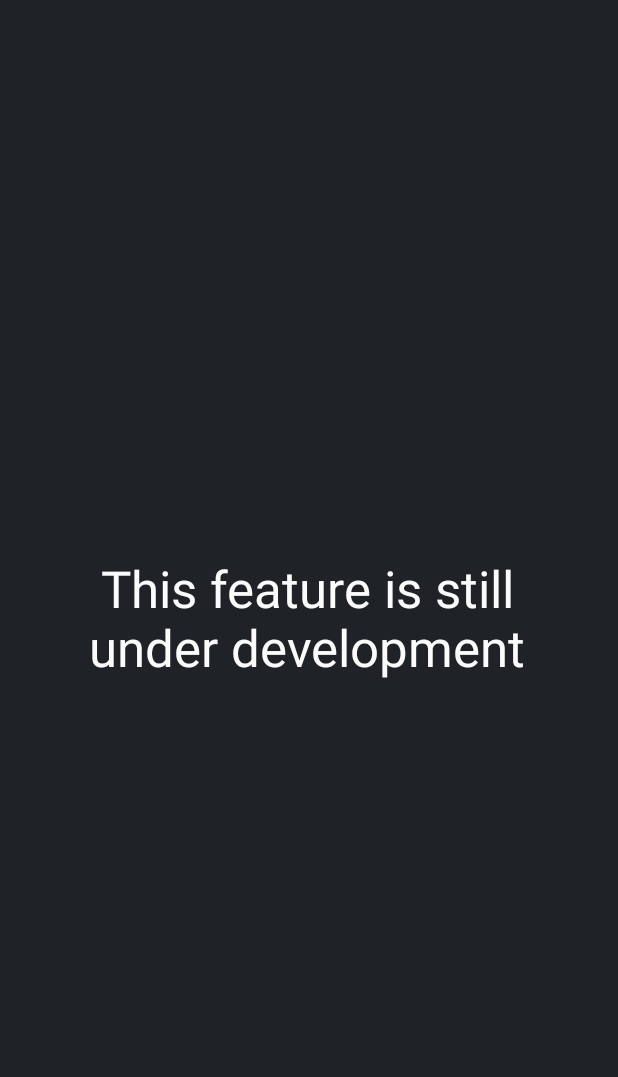
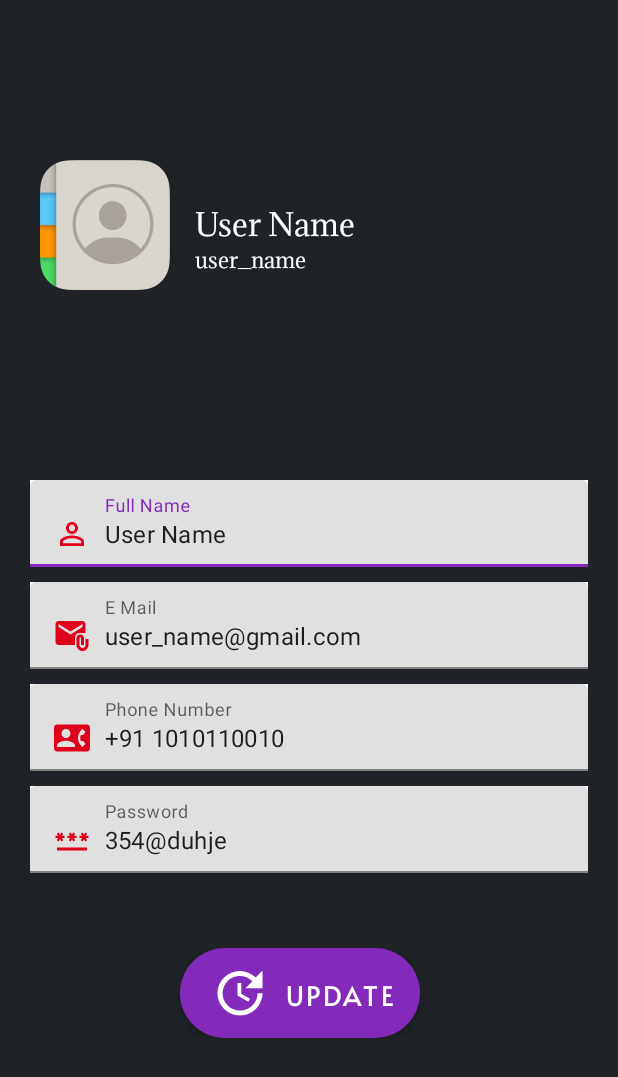
Before and after one commit to swastikbansal/Kavach, an Android app: the fragment ProfileFragment shown on its own in the app's theme, on a phone screen of 412 x 824 dp. Shown: the top 1077 px of the screen. Run offline under Robolectric (Android 15) with nearby library versions, the phone set to English and light mode, and no system bars; Roboto replaces fonts that are not available here.

Commit message:
Profile Fragment updated. GUI updated.

```diff
--- a/app/src/main/java/com/example/kavach/MainActivity.java
+++ b/app/src/main/java/com/example/kavach/MainActivity.java
@@ -1,6 +1,4 @@
 package com.example.kavach;
-
-
 import android.Manifest;
 import android.content.DialogInterface;
 import android.content.Intent;
@@ -11,7 +9,6 @@ import android.view.View;
 import android.widget.Button;
 import android.widget.ImageButton;
 import android.widget.Toast;
-
 import androidx.annotation.NonNull;
 import android.location.Location;
 import androidx.appcompat.app.AppCompatActivity;
@@ -23,11 +20,9 @@ import androidx.navigation.NavController;
 import androidx.navigation.Navigation;
 import androidx.navigation.ui.AppBarConfiguration;
 import androidx.navigation.ui.NavigationUI;
-
 import com.example.kavach.databinding.ActivityMainBinding;
 import com.google.android.material.navigation.NavigationView;
 import com.google.android.material.snackbar.Snackbar;
-
 import java.util.ArrayList;
 import java.util.List;
 
--- a/app/src/main/java/com/example/kavach/ui/profile/ProfileFragment.java
+++ b/app/src/main/java/com/example/kavach/ui/profile/ProfileFragment.java
@@ -1,24 +1,25 @@
 package com.example.kavach.ui.profile;
-
 import android.os.Bundle;
 import android.view.LayoutInflater;
 import android.view.View;
 import android.view.ViewGroup;
+import android.view.animation.Animation;
+import android.view.animation.AnimationUtils;
+import android.widget.ImageView;
 import android.widget.TextView;
-
 import androidx.annotation.NonNull;
 import androidx.fragment.app.Fragment;
 import androidx.lifecycle.ViewModelProvider;
-
 import com.example.kavach.R;
 import com.example.kavach.databinding.FragmentHomeBinding;
 import com.example.kavach.ui.home.HomeViewModel;
+import pl.droidsonroids.gif.GifImageView;
 
 public class ProfileFragment extends Fragment{
 
     public View onCreateView(@NonNull LayoutInflater inflater,
                              ViewGroup container, Bundle savedInstanceState) {
+        return inflater.inflate(R.layout.fragment_profile, container, false);
 
-        return inflater.inflate(R.layout.fragment_profile, container, false);
     }
 }
--- /dev/null
+++ b/app/src/main/res/drawable/baseline_attach_email_24.xml
@@ -0,0 +1,6 @@
+<vector android:height="24dp" android:tint="#E0001C"
+    android:viewportHeight="24" android:viewportWidth="24"
+    android:width="24dp" xmlns:android="http://schemas.android.com/apk/res/android">
+    <path android:fillColor="@android:color/white" android:pathData="M21,10V4c0,-1.1 -0.9,-2 -2,-2H3C1.9,2 1.01,2.9 1.01,4L1,16c0,1.1 0.9,2 2,2h11v-5c0,-1.66 1.34,-3 3,-3H21zM11,11L3,6V4l8,5l8,-5v2L11,11z"/>
+    <path android:fillColor="@android:color/white" android:pathData="M21,14v4c0,1.1 -0.9,2 -2,2s-2,-0.9 -2,-2v-4.5c0,-0.28 0.22,-0.5 0.5,-0.5s0.5,0.22 0.5,0.5V18h2v-4.5c0,-1.38 -1.12,-2.5 -2.5,-2.5S15,12.12 15,13.5V18c0,2.21 1.79,4 4,4s4,-1.79 4,-4v-4H21z"/>
+</vector>
--- /dev/null
+++ b/app/src/main/res/drawable/baseline_contact_phone_24.xml
@@ -0,0 +1,5 @@
+<vector android:height="24dp" android:tint="#E0001C"
+    android:viewportHeight="24" android:viewportWidth="24"
+    android:width="24dp" xmlns:android="http://schemas.android.com/apk/res/android">
+    <path android:fillColor="@android:color/white" android:pathData="M22,3L2,3C0.9,3 0,3.9 0,5v14c0,1.1 0.9,2 2,2h20c1.1,0 1.99,-0.9 1.99,-2L24,5c0,-1.1 -0.9,-2 -2,-2zM8,6c1.66,0 3,1.34 3,3s-1.34,3 -3,3 -3,-1.34 -3,-3 1.34,-3 3,-3zM14,18L2,18v-1c0,-2 4,-3.1 6,-3.1s6,1.1 6,3.1v1zM17.85,14h1.64L21,16l-1.99,1.99c-1.31,-0.98 -2.28,-2.38 -2.73,-3.99 -0.18,-0.64 -0.28,-1.31 -0.28,-2s0.1,-1.36 0.28,-2c0.45,-1.62 1.42,-3.01 2.73,-3.99L21,8l-1.51,2h-1.64c-0.22,0.63 -0.35,1.3 -0.35,2s0.13,1.37 0.35,2z"/>
+</vector>
--- /dev/null
+++ b/app/src/main/res/drawable/baseline_password_24.xml
@@ -0,0 +1,5 @@
+<vector android:height="24dp" android:tint="#E0001C"
+    android:viewportHeight="24" android:viewportWidth="24"
+    android:width="24dp" xmlns:android="http://schemas.android.com/apk/res/android">
+    <path android:fillColor="@android:color/white" android:pathData="M2,17h20v2H2V17zM3.15,12.95L4,11.47l0.85,1.48l1.3,-0.75L5.3,10.72H7v-1.5H5.3l0.85,-1.47L4.85,7L4,8.47L3.15,7l-1.3,0.75L2.7,9.22H1v1.5h1.7L1.85,12.2L3.15,12.95zM9.85,12.2l1.3,0.75L12,11.47l0.85,1.48l1.3,-0.75l-0.85,-1.48H15v-1.5h-1.7l0.85,-1.47L12.85,7L12,8.47L11.15,7l-1.3,0.75l0.85,1.47H9v1.5h1.7L9.85,12.2zM23,9.22h-1.7l0.85,-1.47L20.85,7L20,8.47L19.15,7l-1.3,0.75l0.85,1.47H17v1.5h1.7l-0.85,1.48l1.3,0.75L20,11.47l0.85,1.48l1.3,-0.75l-0.85,-1.48H23V9.22z"/>
+</vector>
--- /dev/null
+++ b/app/src/main/res/drawable/baseline_person_outline_24.xml
@@ -0,0 +1,5 @@
+<vector android:height="24dp" android:tint="#E0001C"
+    android:viewportHeight="24" android:viewportWidth="24"
+    android:width="24dp" xmlns:android="http://schemas.android.com/apk/res/android">
+    <path android:fillColor="@android:color/white" android:pathData="M12,5.9c1.16,0 2.1,0.94 2.1,2.1s-0.94,2.1 -2.1,2.1S9.9,9.16 9.9,8s0.94,-2.1 2.1,-2.1m0,9c2.97,0 6.1,1.46 6.1,2.1v1.1L5.9,18.1L5.9,17c0,-0.64 3.13,-2.1 6.1,-2.1M12,4C9.79,4 8,5.79 8,8s1.79,4 4,4 4,-1.79 4,-4 -1.79,-4 -4,-4zM12,13c-2.67,0 -8,1.34 -8,4v3h16v-3c0,-2.66 -5.33,-4 -8,-4z"/>
+</vector>
--- /dev/null
+++ b/app/src/main/res/drawable/baseline_update_24.xml
@@ -0,0 +1,5 @@
+<vector android:height="40dp" android:tint="#FFFFFF"
+    android:viewportHeight="24" android:viewportWidth="24"
+    android:width="40dp" xmlns:android="http://schemas.android.com/apk/res/android">
+    <path android:fillColor="@android:color/white" android:pathData="M21,10.12h-6.78l2.74,-2.82c-2.73,-2.7 -7.15,-2.8 -9.88,-0.1c-2.73,2.71 -2.73,7.08 0,9.79s7.15,2.71 9.88,0C18.32,15.65 19,14.08 19,12.1h2c0,1.98 -0.88,4.55 -2.64,6.29c-3.51,3.48 -9.21,3.48 -12.72,0c-3.5,-3.47 -3.53,-9.11 -0.02,-12.58s9.14,-3.47 12.65,0L21,3V10.12zM12.5,8v4.25l3.5,2.08l-0.72,1.21L11,13V8H12.5z"/>
+</vector>
--- a/app/src/main/res/layout/activity_lock_screen.xml
+++ b/app/src/main/res/layout/activity_lock_screen.xml
@@ -12,9 +12,10 @@
         android:layout_width="323dp"
         android:layout_height="101dp"
         android:gravity="center"
-        android:text="This feature is still  under development"
+        android:text="This feature is still  under development."
+        android:fontFamily="@font/adamina"
         android:textColor="#FCFBFB"
-        android:textSize="34sp"
+        android:textSize="30sp"
         app:layout_constraintBottom_toBottomOf="parent"
         app:layout_constraintEnd_toEndOf="parent"
         app:layout_constraintHorizontal_bias="0.492"
--- a/app/src/main/res/layout/activity_voice_recognition.xml
+++ b/app/src/main/res/layout/activity_voice_recognition.xml
@@ -83,7 +83,7 @@
         app:layout_constraintHorizontal_bias="0.497"
         app:layout_constraintStart_toStartOf="parent"
         app:layout_constraintTop_toBottomOf="@+id/trigger"
-        app:layout_constraintVertical_bias="0.666" />
+        app:layout_constraintVertical_bias="0.526" />
 
     <androidx.appcompat.widget.SwitchCompat
         android:id="@+id/switch1"
--- a/app/src/main/res/layout/fragment_about.xml
+++ b/app/src/main/res/layout/fragment_about.xml
@@ -126,7 +126,7 @@
             android:id="@+id/textSCD"
             android:layout_width="wrap_content"
             android:layout_height="100dp"
-            android:text="If you have any questions or concerns, feel free to reach out to our support team at support_kavach@gmail.com.Download Kavach today and take control of your personal safety."
+            android:text="If you have any questions or concerns, feel free to reach out to our support team. Download Kavach today and take control of your personal safety."
             android:textColor="#F7F2F2"
             android:textSize="16sp" />
 
--- a/app/src/main/res/layout/fragment_profile.xml
+++ b/app/src/main/res/layout/fragment_profile.xml
@@ -1,21 +1,135 @@
 <?xml version="1.0" encoding="utf-8"?>
-<androidx.constraintlayout.widget.ConstraintLayout xmlns:android="http://schemas.android.com/apk/res/android"
+<ScrollView xmlns:android="http://schemas.android.com/apk/res/android"
+    xmlns:app="http://schemas.android.com/apk/res-auto"
+    xmlns:tools="http://schemas.android.com/tools"
     android:layout_width="match_parent"
     android:layout_height="match_parent"
-    android:background="#1f2328"
-    xmlns:app="http://schemas.android.com/apk/res-auto">
+    android:background="#1f2328">
 
-    <TextView
-        android:layout_width="323dp"
-        android:layout_height="101dp"
-        android:gravity="center"
-        android:text="This feature is still under development"
-        android:textColor="#FCFBFB"
-        android:textSize="34sp"
-        app:layout_constraintBottom_toBottomOf="parent"
-        app:layout_constraintEnd_toEndOf="parent"
-        app:layout_constraintHorizontal_bias="0.492"
-        app:layout_constraintStart_toStartOf="parent"
-        app:layout_constraintTop_toTopOf="parent" /> >
+    <LinearLayout
+        android:layout_width="match_parent"
+        android:layout_height="match_parent"
+        android:orientation="vertical">
 
-</androidx.constraintlayout.widget.ConstraintLayout>
+        <RelativeLayout
+            android:layout_width="match_parent"
+            android:layout_height="300dp"
+            android:padding="20dp">
+
+            <ImageView
+                android:id="@+id/profile_image"
+                android:layout_width="100dp"
+                android:layout_height="100dp"
+                android:layout_centerVertical="true"
+                android:src="@drawable/contactimg" />
+
+            <TextView
+                android:id="@+id/full_name"
+                android:layout_width="wrap_content"
+                android:layout_height="wrap_content"
+                android:layout_centerVertical="true"
+                android:layout_marginLeft="10dp"
+                android:layout_toRightOf="@+id/profile_image"
+                android:fontFamily="@font/adamina"
+                android:includeFontPadding="false"
+                android:text="User Name"
+                android:textColor="#FFFFFF"
+                android:textSize="20sp" />
+
+            <TextView
+                android:layout_width="wrap_content"
+                android:layout_height="wrap_content"
+                android:layout_below="@id/full_name"
+                android:layout_centerVertical="true"
+                android:layout_marginLeft="10dp"
+                android:layout_toRightOf="@+id/profile_image"
+                android:fontFamily="@font/adamina"
+                android:includeFontPadding="false"
+                android:text="user_name"
+                android:textColor="#FFFFFF"
+                android:textSize="14sp" />
+
+        </RelativeLayout>
+
+        <LinearLayout
+            android:layout_width="match_parent"
+            android:layout_height="wrap_content"
+            android:orientation="vertical"
+            android:padding="20dp">
+
+            <com.google.android.material.textfield.TextInputLayout
+                android:layout_width="match_parent"
+                android:layout_height="wrap_content"
+                android:background="#FFFFFF"
+                android:layout_marginBottom="10dp"
+                android:hint="Full Name">
+
+                <com.google.android.material.textfield.TextInputEditText
+                    android:layout_width="match_parent"
+                    android:layout_height="wrap_content"
+                    android:drawableLeft="@drawable/baseline_person_outline_24"
+                    android:drawablePadding="10dp"
+                    android:text="User Name" />
+            </com.google.android.material.textfield.TextInputLayout>
+
+            <com.google.android.material.textfield.TextInputLayout
+                android:layout_width="match_parent"
+                android:layout_height="wrap_content"
+                android:background="#FFFFFF"
+                android:layout_marginBottom="10dp"
+                android:hint="E Mail">
+
+                <com.google.android.material.textfield.TextInputEditText
+                    android:layout_width="match_parent"
+                    android:layout_height="wrap_content"
+                    android:drawableLeft="@drawable/baseline_attach_email_24"
+                    android:drawablePadding="10dp"
+                    android:text="user_name@gmail.com" />
+            </com.google.android.material.textfield.TextInputLayout>
+
+            <com.google.android.material.textfield.TextInputLayout
+                android:layout_width="match_parent"
+                android:layout_height="wrap_content"
+                android:layout_marginBottom="10dp"
+                android:background="#FFFFFF"
+                android:hint="Phone Number">
+
+                <com.google.android.material.textfield.TextInputEditText
+                    android:layout_width="match_parent"
+                    android:layout_height="wrap_content"
+                    android:drawableLeft="@drawable/baseline_contact_phone_24"
+                    android:drawablePadding="10dp"
+                    android:text="+91 1010110010" />
+            </com.google.android.material.textfield.TextInputLayout>
+
+            <com.google.android.material.textfield.TextInputLayout
+                android:layout_width="match_parent"
+                android:layout_height="wrap_content"
+                android:layout_marginBottom="10dp"
+                android:background="#FFFFFF"
+                android:hint="Password">
+
+                <com.google.android.material.textfield.TextInputEditText
+                    android:layout_width="match_parent"
+                    android:layout_height="wrap_content"
+                    android:drawableLeft="@drawable/baseline_password_24"
+                    android:drawablePadding="10dp"
+                    android:text="354@duhje" />
+            </com.google.android.material.textfield.TextInputLayout>
+
+            <Button
+                android:layout_width="160dp"
+                android:layout_height="wrap_content"
+                android:layout_marginLeft="100dp"
+                android:textSize="18sp"
+                android:layout_marginTop="40dp"
+                android:background="@drawable/custom_button"
+                android:drawableLeft="@drawable/baseline_update_24"
+                android:fontFamily="@font/alata"
+                android:paddingLeft="20dp"
+                android:text="Update" />
+
+        </LinearLayout>
+    </LinearLayout>
+
+</ScrollView>
--- a/app/src/main/res/layout/fragment_settings.xml
+++ b/app/src/main/res/layout/fragment_settings.xml
@@ -11,9 +11,10 @@
         android:layout_width="323dp"
         android:layout_height="101dp"
         android:gravity="center"
-        android:text="This feature is still  under development"
+        android:text="This feature is still  under development."
+        android:fontFamily="@font/adamina"
         android:textColor="#FCFBFB"
-        android:textSize="34sp"
+        android:textSize="30sp"
         app:layout_constraintBottom_toBottomOf="parent"
         app:layout_constraintEnd_toEndOf="parent"
         app:layout_constraintHorizontal_bias="0.492"
--- a/app/src/main/res/layout/fragment_tutorial.xml
+++ b/app/src/main/res/layout/fragment_tutorial.xml
@@ -11,9 +11,10 @@
         android:layout_width="323dp"
         android:layout_height="101dp"
         android:gravity="center"
-        android:text="This feature is still  under development"
+        android:text="This feature is still under development."
         android:textColor="#FCFBFB"
-        android:textSize="34sp"
+        android:textSize="30sp"
+        android:fontFamily="@font/adamina"
         app:layout_constraintBottom_toBottomOf="parent"
         app:layout_constraintEnd_toEndOf="parent"
         app:layout_constraintHorizontal_bias="0.492"
```
Also changed, not shown: app/src/main/res/drawable/contactimg.png (added).
